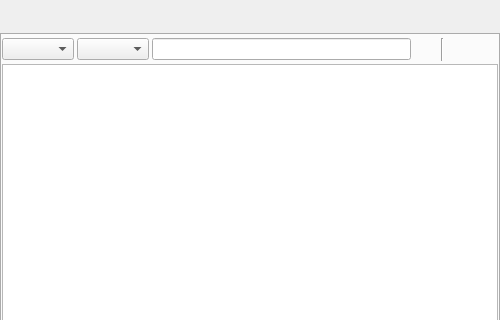
Above: maya/ui/main.ui from lonegather/Samkit before the change; both pictures show x 0 to 500 and y 0 to 320 of the 500 by 615 pixel window. Below: the same form after it.
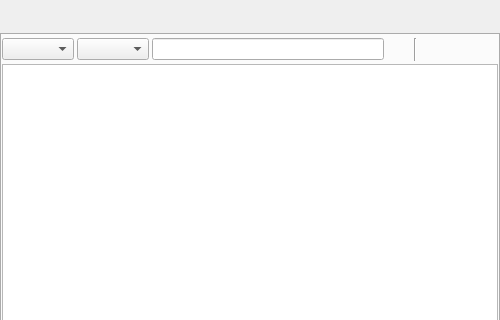
That is the form after the change.

The edit to the form file:
```diff
--- a/maya/ui/main.ui
+++ b/maya/ui/main.ui
@@ -120,7 +120,17 @@
           </widget>
          </item>
          <item>
-          <widget class="QToolButton" name="tb_admin">
+          <widget class="QToolButton" name="tb_add">
+           <property name="text">
+            <string/>
+           </property>
+           <property name="autoRaise">
+            <bool>true</bool>
+           </property>
+          </widget>
+         </item>
+         <item>
+          <widget class="QToolButton" name="tb_delete">
            <property name="text">
             <string/>
            </property>
```
